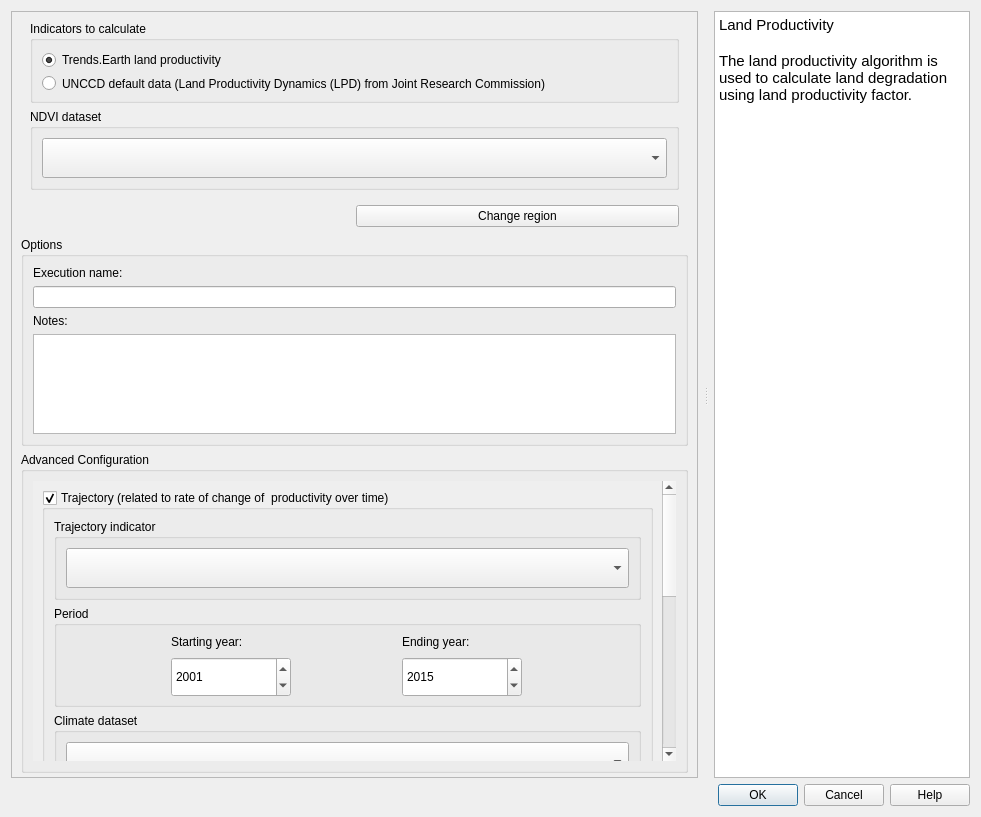
Qt form LDMP/gui/DlgCalculateProd.ui (ConservationInternational/trends.earth) before a commit.
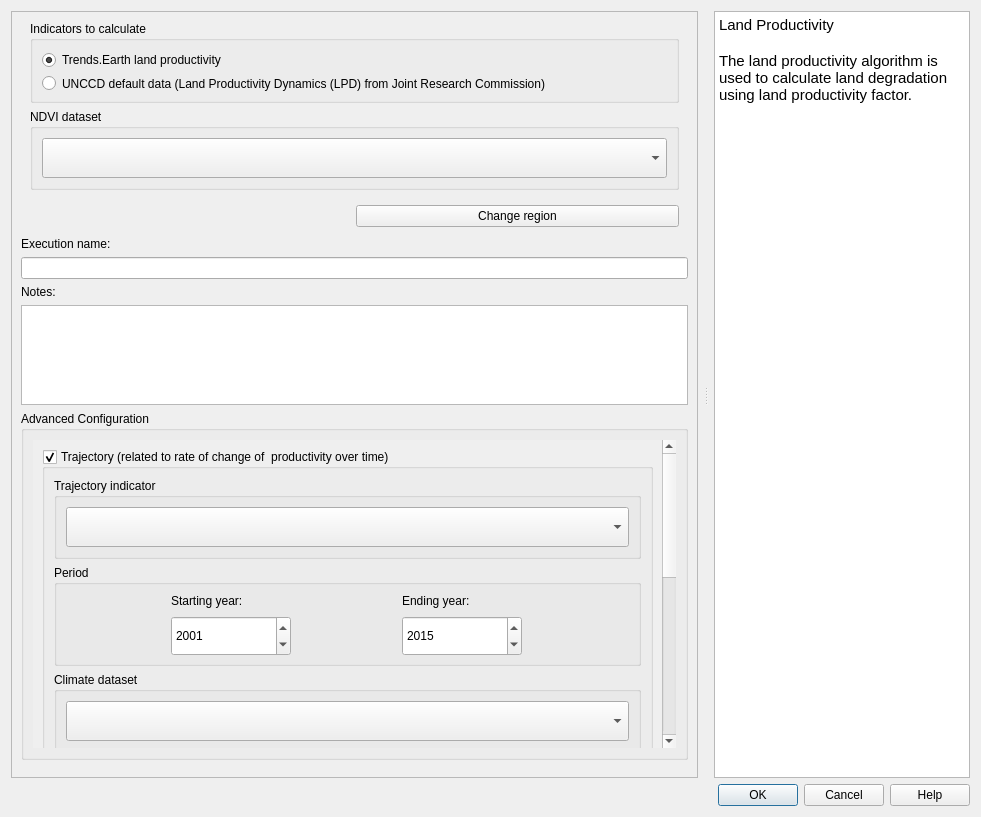
The same form after that commit. Custom widgets are drawn as their Qt base class.

Commit message: using only one group box on all algorithms execution dialogs

```diff
--- a/LDMP/gui/DlgCalculateProd.ui
+++ b/LDMP/gui/DlgCalculateProd.ui
@@ -212,15 +212,6 @@
         </layout>
        </item>
        <item>
-        <widget class="QgsCollapsibleGroupBox" name="options_group">
-         <property name="title">
-          <string>Options</string>
-         </property>
-         <property name="collapsed">
-          <bool>true</bool>
-         </property>
-         <layout class="QVBoxLayout" name="verticalLayout_11">
-          <item>
            <widget class="QLabel" name="execution_name_la">
             <property name="text">
              <string>Execution name:</string>
@@ -259,9 +250,6 @@
             </property>
            </widget>
           </item>
-         </layout>
-        </widget>
-       </item>
        <item>
         <widget class="QgsCollapsibleGroupBox" name="advance_configurations">
          <property name="title">
```
Left out of the diff: 2 changed lines with no effect on the pictures. Lines whose indentation alone changed are shown as unchanged. The commit also changes 11 other files.
